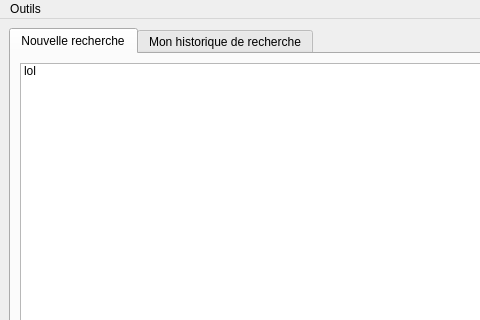
The window that views/main_window.ui (RoroTiti/OC_P5) describes before a commit, drawn with Qt 5; both pictures show x 0 to 480 and y 0 to 320 of the 1000 by 600 pixel window.
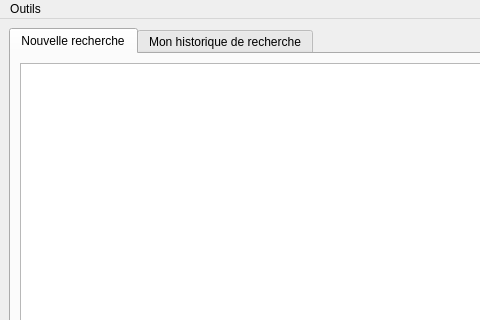
The same window after the commit.

Commit message: First contact with Qt API request manager

Patch:
```diff
--- a/views/main_window.ui
+++ b/views/main_window.ui
@@ -39,13 +39,7 @@
          </spacer>
         </item>
         <item row="0" column="0">
-         <widget class="QListWidget" name="listWidget">
-          <item>
-           <property name="text">
-            <string>lol</string>
-           </property>
-          </item>
-         </widget>
+         <widget class="QListWidget" name="listWidget"/>
         </item>
         <item row="1" column="0">
          <widget class="QLineEdit" name="lineEdit"/>
```
Left out of the diff: 2 changed lines with no effect on the pictures. The commit also changes 2 other files.
